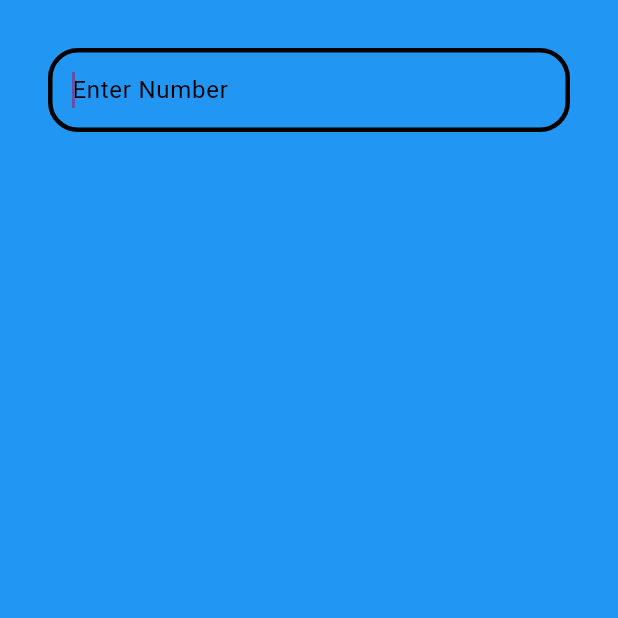
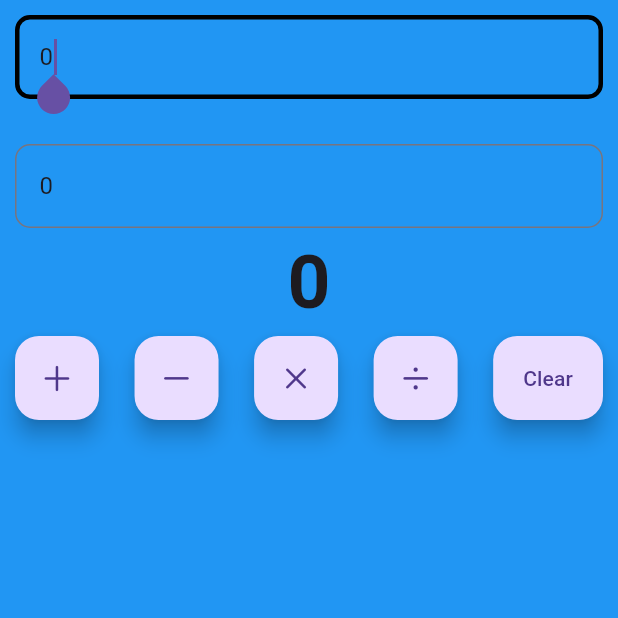
Before and after one commit to RiteshKumarNitk/uidesignone, a Flutter app: the screen it shows after launch, on a phone screen of 412 x 824 dp, the top half of it. Run offline on Flutter 3.47's test engine with Material 3 defaults, Android fonts, the phone set to English and light mode, and no system bars.

Commit message:
calulator working

```diff
--- a/lib/view/calculator.dart
+++ b/lib/view/calculator.dart
@@ -1,33 +1,132 @@
+  import 'package:flutter/cupertino.dart';
   import 'package:flutter/material.dart';
 
-class CalculatorView extends StatelessWidget {
+  class CalculatorView extends StatefulWidget {
     const CalculatorView({super.key});
+
+    @override
+    State<CalculatorView> createState() => _CalculatorViewState();
+  }
+
+  class _CalculatorViewState extends State<CalculatorView> {
+    int x = 0;
+    int y = 0;
+    num z = 0;
+
+    final displayOneController = TextEditingController();
+    final displayTwoController = TextEditingController();
+
+    @override
+    void initState(){
+      super.initState();
+      displayOneController.text = x.toString();
+      displayTwoController.text = y.toString();
+    }
+
+    num _getNumber(TextEditingController controller){
+      return num.tryParse(controller.text) ??0;
+    }
 
     @override
     Widget build(BuildContext context) {
       return Padding(
-      padding:  EdgeInsets.all(32.0),
+        padding: EdgeInsets.all(10.0),
         child: Column(
           children: [
-          TextField(
-            keyboardType: TextInputType.number,
-            autofocus: true,
-            decoration: InputDecoration(
-              focusedBorder: OutlineInputBorder(
-                borderSide: BorderSide(color: Colors.black, width: 3.0),
-                borderRadius: BorderRadius.circular(20),
+            CalculatorDisplay(hint: "Enter First Number", controller:displayOneController),
+            const SizedBox(height: 30),
+            CalculatorDisplay(hint: "Enter Last Number", controller:displayTwoController),
+            Text(
+              z.toString(),
+              style: const TextStyle(fontSize: 50, fontWeight: FontWeight.bold),
             ),
-              border: OutlineInputBorder(
-                borderSide: BorderSide(color: Colors.black, width: 3.0),
-                borderRadius: BorderRadius.circular(20),
-
+            // const Spacer(),
+            Row(
+              mainAxisAlignment: MainAxisAlignment.spaceBetween,
+              children: [
+                FloatingActionButton(
+                  onPressed: () {
+                    setState(() {
+                    final a = _getNumber(displayOneController);
+                    final b = _getNumber(displayTwoController);
+                    z=a+b;
+                    });
+                  },
+                  child: Icon(CupertinoIcons.add),
                 ),
-              hintText: "Enter Number",
-              hintStyle: TextStyle(color: Colors.black),
+                FloatingActionButton(
+                  onPressed: () {
+                    setState(() {
+                    final a = _getNumber(displayOneController);
+                    final b = _getNumber(displayTwoController);
+                    z=a-b;
+                    });
+                  },
+                  child: Icon(CupertinoIcons.minus),
                 ),
+                FloatingActionButton(
+                  onPressed: () {
+                    setState(() {
+                    final a = _getNumber(displayOneController);
+                    final b = _getNumber(displayTwoController);
+                    z=a*b;
+                    });
+                  },
+                  child: Icon(CupertinoIcons.multiply),
+                ),
+                FloatingActionButton(
+                  onPressed: () {
+                    setState(() {
+                    final a = _getNumber(displayOneController);
+                    final b = _getNumber(displayTwoController);
+                    z = b != 0 ? a / b : 0;
+                    });
+                  },
+                  child: Icon(CupertinoIcons.divide),
+                ),
+                FloatingActionButton.extended(
+                  onPressed: () {
+                    setState(() {
+                      x =0;
+                      y =0;
+                      z =0;
+                      displayOneController.clear();
+                      displayTwoController.clear();
+                    });
+                    z= x/y;
+                  },
+                  label: const Text("Clear"),
+                ),
+              ],
             ),
           ],
         ),
       );
     }
   }
+
+  class CalculatorDisplay extends StatelessWidget {
+    const CalculatorDisplay({super.key, this.hint = "Enter Full Name", required this.controller});
+    final String? hint;
+    final TextEditingController controller;
+    @override
+    Widget build(BuildContext context) {
+      return TextField(
+        keyboardType: TextInputType.number,
+        controller:controller,
+        autofocus: true,
+        decoration: InputDecoration(
+          focusedBorder: OutlineInputBorder(
+            borderSide: BorderSide(color: Colors.black, width: 3.0),
+            borderRadius: BorderRadius.circular(10),
+          ),
+          border: OutlineInputBorder(
+            borderSide: BorderSide(color: Colors.black, width: 3.0),
+            borderRadius: BorderRadius.circular(10),
+          ),
+          hintText: hint,
+          hintStyle: TextStyle(color: Colors.black),
+        ),
+      );
+    }
+  }
```
Lines whose indentation alone changed are shown as unchanged.
